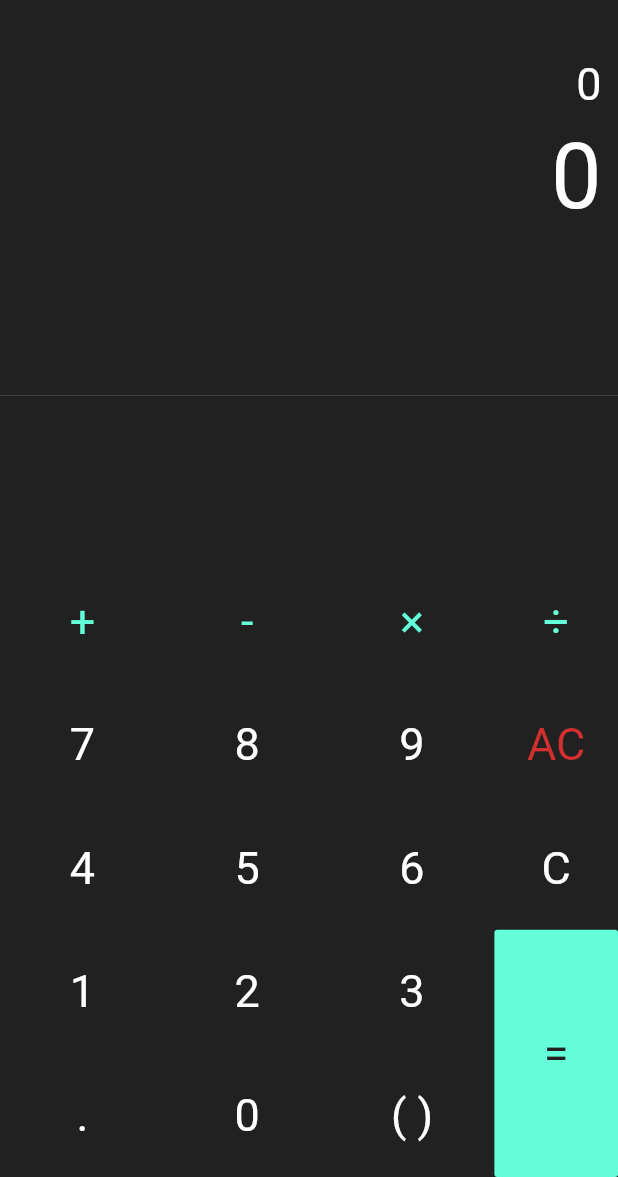
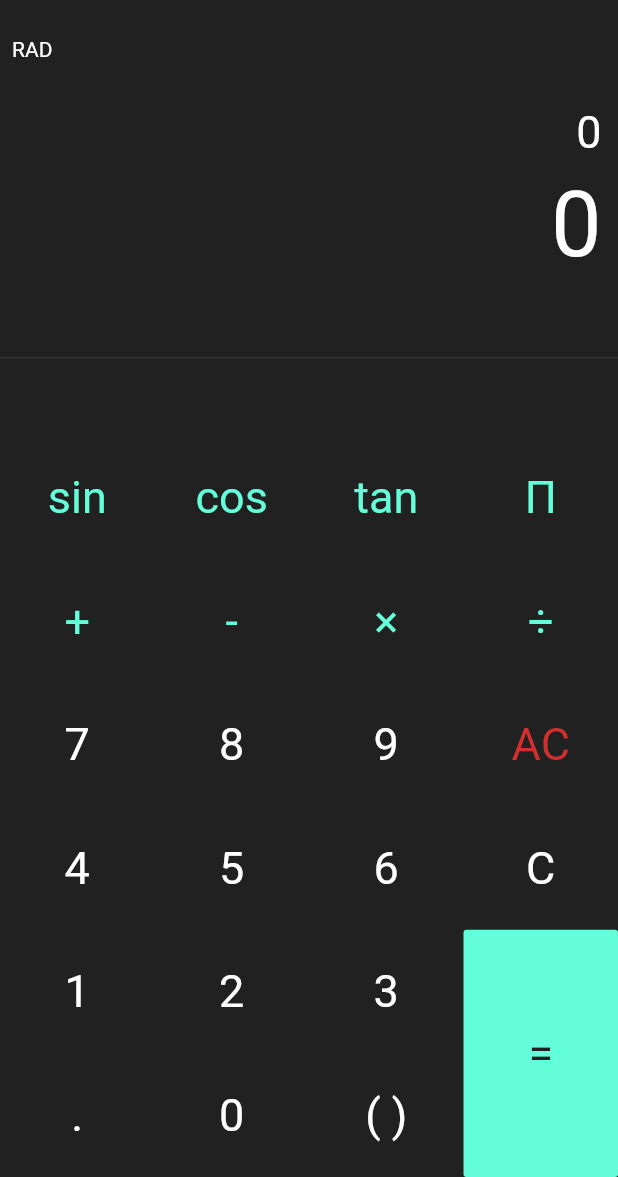
Before and after one commit to BRO3886/simple-calculator, a Flutter app: the screen it shows after launch, on a phone screen of 412 x 824 dp, the part 59-1236 px from its top. Run offline on Flutter 3.47's test engine with Material 2 defaults, Android fonts, the phone set to English and light mode, and no system bars; our stand-ins replace math_expressions.

Commit message:
added trigonometric functions

```diff
--- a/lib/main.dart
+++ b/lib/main.dart
@@ -44,10 +44,13 @@ class _SimpleCalculatorState extends State<SimpleCalculator> {
         if (exp == '=') {
           expression = expression.replaceAll('×', '*');
           expression = expression.replaceAll('÷', '/');
+          expression = expression.replaceAll('Π', '${math.pi}');
           try {
             Expression expr = p.parse(expression);
             result = '${expr.evaluate(EvaluationType.REAL, ContextModel())}';
-          } catch (err) {print(err);}
+          } catch (err) {
+            print(err);
+          }
           //result = expression;
           expression = '0';
         } else if (expression == '0') {
@@ -89,6 +92,10 @@ class _SimpleCalculatorState extends State<SimpleCalculator> {
       color: Theme.of(context).primaryColor,
       child: Column(
         children: <Widget>[
+          Container(
+            padding: EdgeInsets.all(8),
+            alignment: Alignment.centerLeft,
+            child: Text('RAD', textAlign: TextAlign.right)),
           SizedBox(
             height: 20,
           ),
@@ -105,8 +112,22 @@ class _SimpleCalculatorState extends State<SimpleCalculator> {
             mainAxisAlignment: MainAxisAlignment.spaceBetween,
             children: <Widget>[
               Container(
-                width: MediaQuery.of(context).size.width * 0.80,
+                width: MediaQuery.of(context).size.width * 0.75,
                 child: Table(children: [
+                  TableRow(children: [
+                    calcButtons(
+                        buttonText: 'sin',
+                        color: Theme.of(context).primaryColor,
+                        textColor: Theme.of(context).accentColor),
+                    calcButtons(
+                        buttonText: 'cos',
+                        color: Theme.of(context).primaryColor,
+                        textColor: Theme.of(context).accentColor),
+                    calcButtons(
+                        buttonText: 'tan',
+                        color: Theme.of(context).primaryColor,
+                        textColor: Theme.of(context).accentColor),
+                  ]),
                   TableRow(children: [
                     calcButtons(
                         buttonText: '+',
@@ -157,9 +178,15 @@ class _SimpleCalculatorState extends State<SimpleCalculator> {
                 ]),
               ),
               Container(
-                width: MediaQuery.of(context).size.width * 0.20,
+                width: MediaQuery.of(context).size.width * 0.25,
                 child: Table(
                   children: [
+                    TableRow(children: [
+                      calcButtons(
+                          buttonText: 'Π',
+                          color: Theme.of(context).primaryColor,
+                          textColor: Theme.of(context).accentColor),
+                    ]),
                     TableRow(children: [
                       calcButtons(
                           buttonText: '÷',
```
